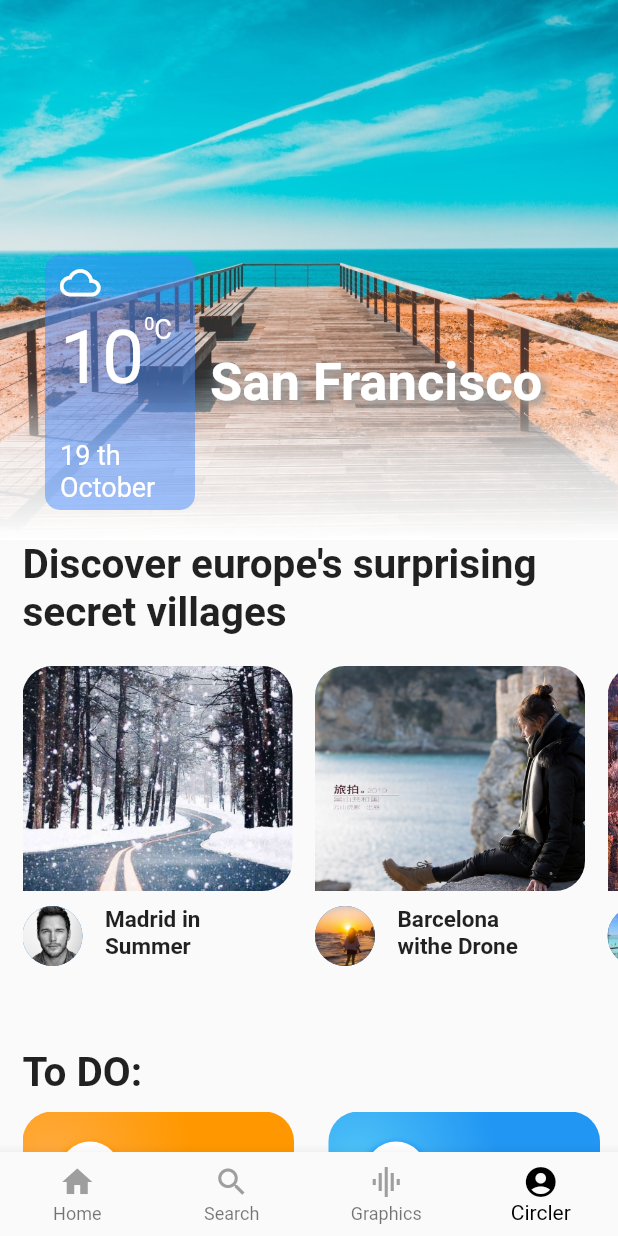
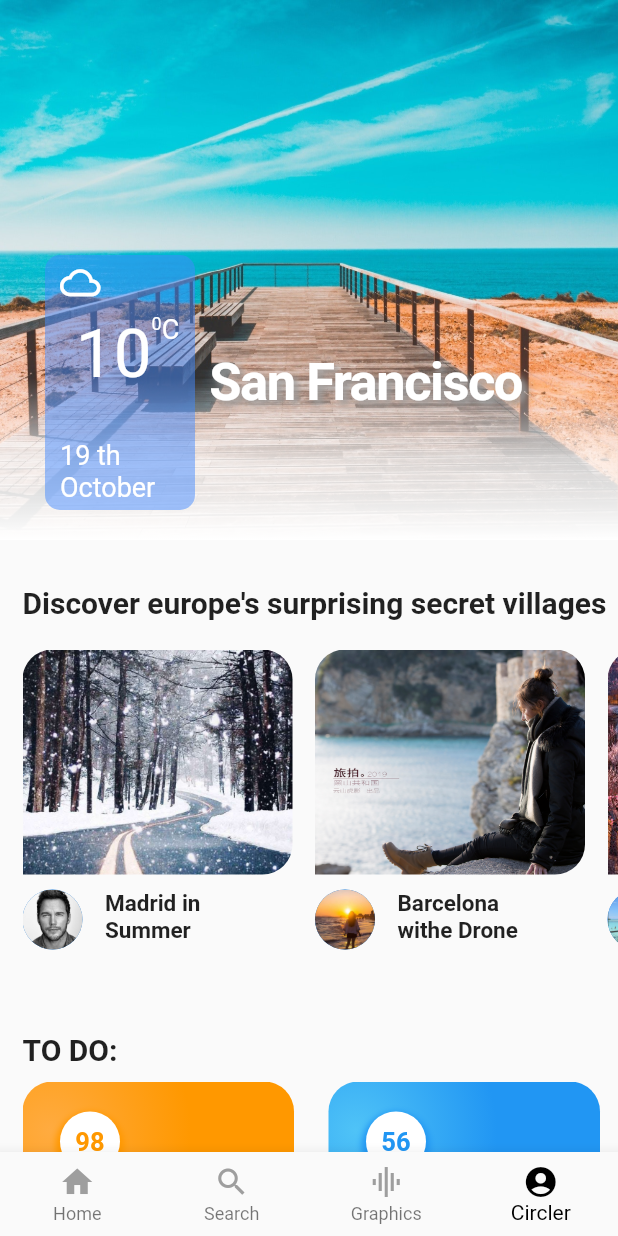
Before and after one commit to 1166544/flutter_travel, a Flutter app: the screen it shows after launch, on a phone screen of 412 x 824 dp. Run offline on Flutter 3.47's test engine with Material 2 defaults, Android fonts, the light colour scheme and no system bars; project files that could hold a hidden picture were left out.

Commit message:
fix: layout expand

```diff
--- a/lib/pages/PageCircler.dart
+++ b/lib/pages/PageCircler.dart
@@ -20,9 +20,9 @@ class _CirclerState extends State<PageCircler> {
 
         // 第1行
         Padding(
-            padding: EdgeInsets.fromLTRB(15.0, 0.0, 0.0, 0.0),
+            padding: EdgeInsets.fromLTRB(15.0, 30.0, 0.0, 0.0),
             child: Text("Discover europe's surprising secret villages",
-                style: TextStyle(fontSize: 27.0, fontWeight: FontWeight.bold),
+                style: TextStyle(fontSize: 20.0, fontWeight: FontWeight.bold),
                 maxLines: 2)),
 
         // 第2行 横向滚动列表
@@ -59,9 +59,7 @@ class _CirclerState extends State<PageCircler> {
             crossAxisAlignment: CrossAxisAlignment.start,
             children: <Widget>[
               // 标题
-              Text('To DO:',
-                  style:
-                      TextStyle(fontSize: 27.0, fontWeight: FontWeight.bold)),
+              Text('TO DO:', style:TextStyle(fontSize: 20.0, fontWeight: FontWeight.bold)),
 
               SizedBox(height: 10.0),
 
@@ -118,7 +116,7 @@ class _CirclerState extends State<PageCircler> {
             children: <Widget>[
               Text('Experiences',
                   style:
-                      TextStyle(fontSize: 27.0, fontWeight: FontWeight.bold)),
+                      TextStyle(fontSize: 20.0, fontWeight: FontWeight.bold)),
               SizedBox(height: 20.0),
               Column(
                 children: <Widget>[
@@ -198,7 +196,7 @@ class _CirclerState extends State<PageCircler> {
                       shape: BoxShape.rectangle,
                       borderRadius: BorderRadius.circular(10.0)),
                   child: Padding(
-                    padding: EdgeInsets.fromLTRB(10.0, 5.0, 0.0, 0.0),
+                    padding: EdgeInsets.fromLTRB(10.0, 5.0, 0.0, 5.0),
                     child: Column(
                         mainAxisAlignment: MainAxisAlignment.start,
                         crossAxisAlignment: CrossAxisAlignment.start,
@@ -206,14 +204,8 @@ class _CirclerState extends State<PageCircler> {
                           Icon(Icons.cloud_queue, color: Colors.white, size: 27.0),
                           SizedBox(height: 7.0),
                           this.buildDegree(),
-                          SizedBox(height: 25.0),
-                          Container(
-                            width: 120,
-                            child: Text('19 th October',
-                                style: TextStyle(fontSize: 18.0, color: Colors.white),
-                                softWrap: true,
-                                maxLines: 2),
-                          )
+                          Spacer(),
+                          this.buildDate()
                         ]),
                   ),
                 ),
@@ -225,12 +217,27 @@ class _CirclerState extends State<PageCircler> {
     );
   }
 
+  /// 构建日期
+  Widget buildDate() {
+	  return Container(
+			width: 120,
+			child: Text('19 th October',
+				style: TextStyle(fontSize: 18.0, color: Colors.white),
+				softWrap: true,
+				maxLines: 2),
+	  );
+  }
+
   /// 阴影文本
   Widget buildShadowText() {
-	  return Text('San Francisco',
+	  return Expanded(
+		  child: Text(
+			'San Francisco',
+			maxLines: 2,
 			style: TextStyle(
 				fontSize: 35.0,
 				fontWeight: FontWeight.bold,
+				letterSpacing: -1.0,
 				color: Colors.white,
 				shadows: <Shadow>[
 					Shadow(
@@ -242,6 +249,7 @@ class _CirclerState extends State<PageCircler> {
 						blurRadius: 8.0,
 						color: Colors.grey),
 				])
+			),
 		);
   }
 
@@ -249,10 +257,11 @@ class _CirclerState extends State<PageCircler> {
   Widget buildDegree() {
 	  return Row(
 		crossAxisAlignment: CrossAxisAlignment.start,
+		mainAxisAlignment: MainAxisAlignment.center,
 		children: <Widget>[
 			Text('10',
 				style: TextStyle(
-					fontSize: 50.0, color: Colors.white)),
+					fontSize: 45.0, color: Colors.white)),
 			Row(
 			crossAxisAlignment: CrossAxisAlignment.start,
 			children: <Widget>[
@@ -296,17 +305,17 @@ class _CirclerState extends State<PageCircler> {
                       maxLines: 2,
                       softWrap: true,
                       style: TextStyle(
-                          fontSize: 20.0,
+                          fontSize: 16.0,
                           color: Colors.black87.withOpacity(0.5),
                           fontWeight: FontWeight.bold)),
                 ),
-                SizedBox(height: 10.0),
+                SizedBox(height: 5.0),
                 Container(
                   width: MediaQuery.of(context).size.width - 100,
                   child: Text(chatDesc,
                       maxLines: 5,
                       softWrap: true,
-                      style: TextStyle(fontSize: 14.0)),
+                      style: TextStyle(fontSize: 12.0)),
                 ),
               ],
             )
@@ -427,7 +436,7 @@ class _CirclerState extends State<PageCircler> {
             ),
             SizedBox(height: 20.0),
             Text(hotelName,
-                style: TextStyle(fontSize: 21.0, color: Colors.white))
+                style: TextStyle(fontSize: 17.0, color: Colors.white))
           ],
         ),
       ),
```
Lines whose indentation alone changed are shown as unchanged.
